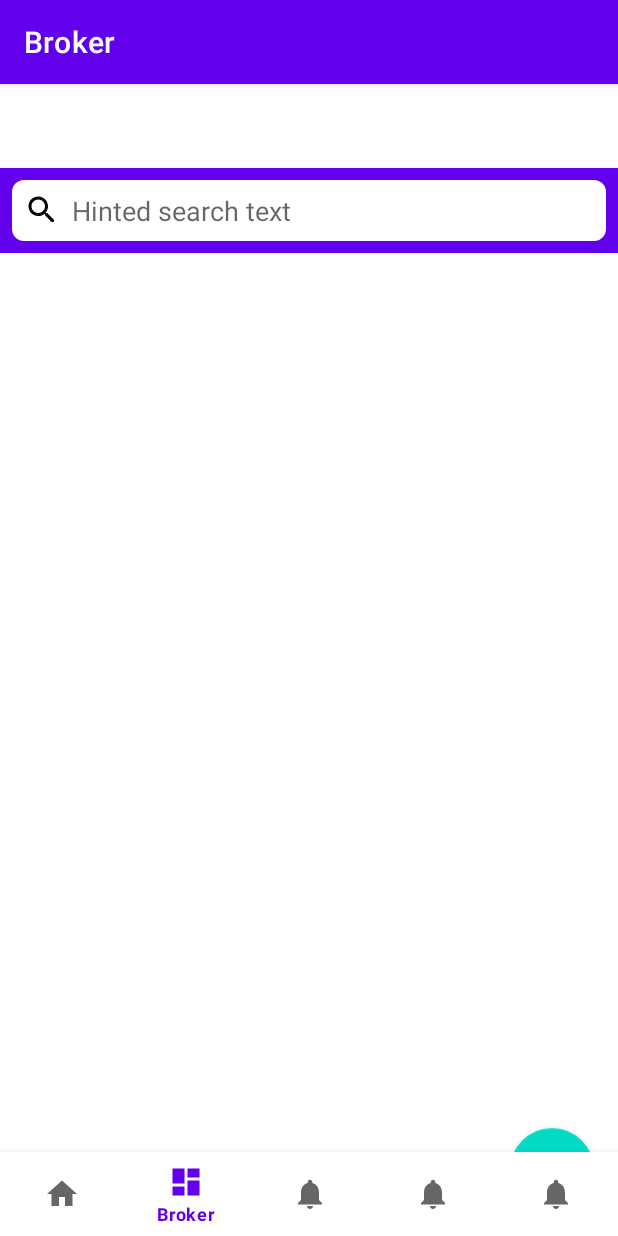
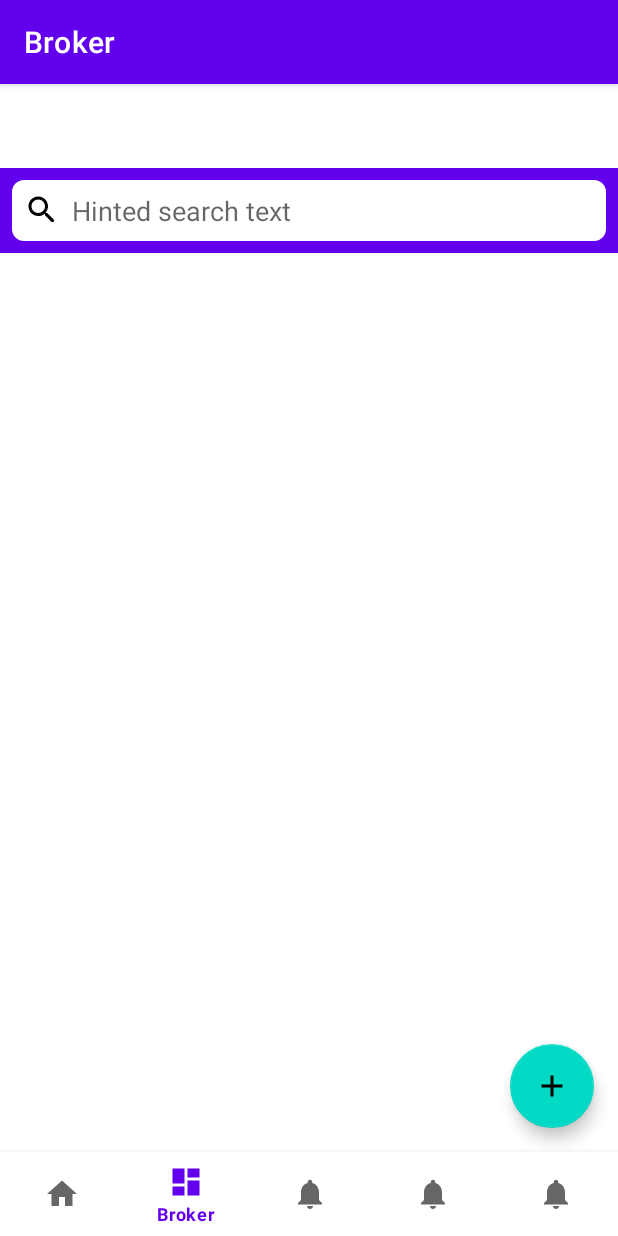
Before and after one commit to vivalavida624/HouseOnPalmProject, an Android app: the BrokerFragment screen opened through its navigation route, on a phone screen of 412 x 824 dp. Run offline under Robolectric (Android 15) with nearby library versions, the phone set to English and light mode, and no system bars; our stand-ins replace Firebase (no records; nobody signed in at launch, a user with empty details on screens opened directly), navigation-ui.

Commit message:
FloatingActionButton add at broker fragment to fix add broker button position problem

```diff
--- a/app/src/main/res/layout/activity_main.xml
+++ b/app/src/main/res/layout/activity_main.xml
@@ -5,6 +5,16 @@
     android:layout_width="match_parent"
     android:layout_height="match_parent"
     android:paddingTop="?attr/actionBarSize">
+
+    <fragment
+        android:id="@+id/nav_host_fragment_activity_main"
+        android:name="androidx.navigation.fragment.NavHostFragment"
+        android:layout_width="match_parent"
+        android:layout_height="0dp"
+        app:defaultNavHost="true"
+        app:layout_constraintTop_toTopOf="parent"
+        app:layout_constraintBottom_toTopOf="@id/nav_view"
+        app:navGraph="@navigation/mobile_navigation" />
 
     <com.google.android.material.bottomnavigation.BottomNavigationView
         android:id="@+id/nav_view"
@@ -17,17 +27,4 @@
         app:layout_constraintLeft_toLeftOf="parent"
         app:layout_constraintRight_toRightOf="parent"
         app:menu="@menu/bottom_nav_menu" />
-
-    <fragment
-        android:id="@+id/nav_host_fragment_activity_main"
-        android:name="androidx.navigation.fragment.NavHostFragment"
-        android:layout_width="match_parent"
-        android:layout_height="match_parent"
-        app:defaultNavHost="true"
-        app:layout_constraintBottom_toTopOf="@id/nav_view"
-        app:layout_constraintLeft_toLeftOf="parent"
-        app:layout_constraintRight_toRightOf="parent"
-        app:layout_constraintTop_toTopOf="parent"
-        app:navGraph="@navigation/mobile_navigation" />
-
 </androidx.constraintlayout.widget.ConstraintLayout>
--- a/app/src/main/res/layout/fragment_broker.xml
+++ b/app/src/main/res/layout/fragment_broker.xml
@@ -1,10 +1,14 @@
 <?xml version="1.0" encoding="utf-8"?>
-<LinearLayout xmlns:android="http://schemas.android.com/apk/res/android"
+<androidx.coordinatorlayout.widget.CoordinatorLayout xmlns:android="http://schemas.android.com/apk/res/android"
     xmlns:tools="http://schemas.android.com/tools"
     android:layout_width="match_parent"
     android:layout_height="match_parent"
-    android:orientation="vertical"
     tools:context=".ui.broker.BrokerFragment">
+
+    <LinearLayout
+        android:layout_width="match_parent"
+        android:layout_height="match_parent"
+        android:orientation="vertical">
 
         <LinearLayout
             android:layout_width="match_parent"
@@ -31,6 +35,7 @@
             android:layout_height="0dp"
             android:layout_weight="1"
             android:padding="8dp"/>
+    </LinearLayout>
 
     <com.google.android.material.floatingactionbutton.FloatingActionButton
         android:id="@+id/fab"
@@ -40,4 +45,4 @@
         android:layout_margin="16dp"
         android:src="@drawable/ic_add"
         android:contentDescription="@string/add_broker"/>
-</LinearLayout>
+</androidx.coordinatorlayout.widget.CoordinatorLayout>
```
Lines whose indentation alone changed are shown as unchanged.
